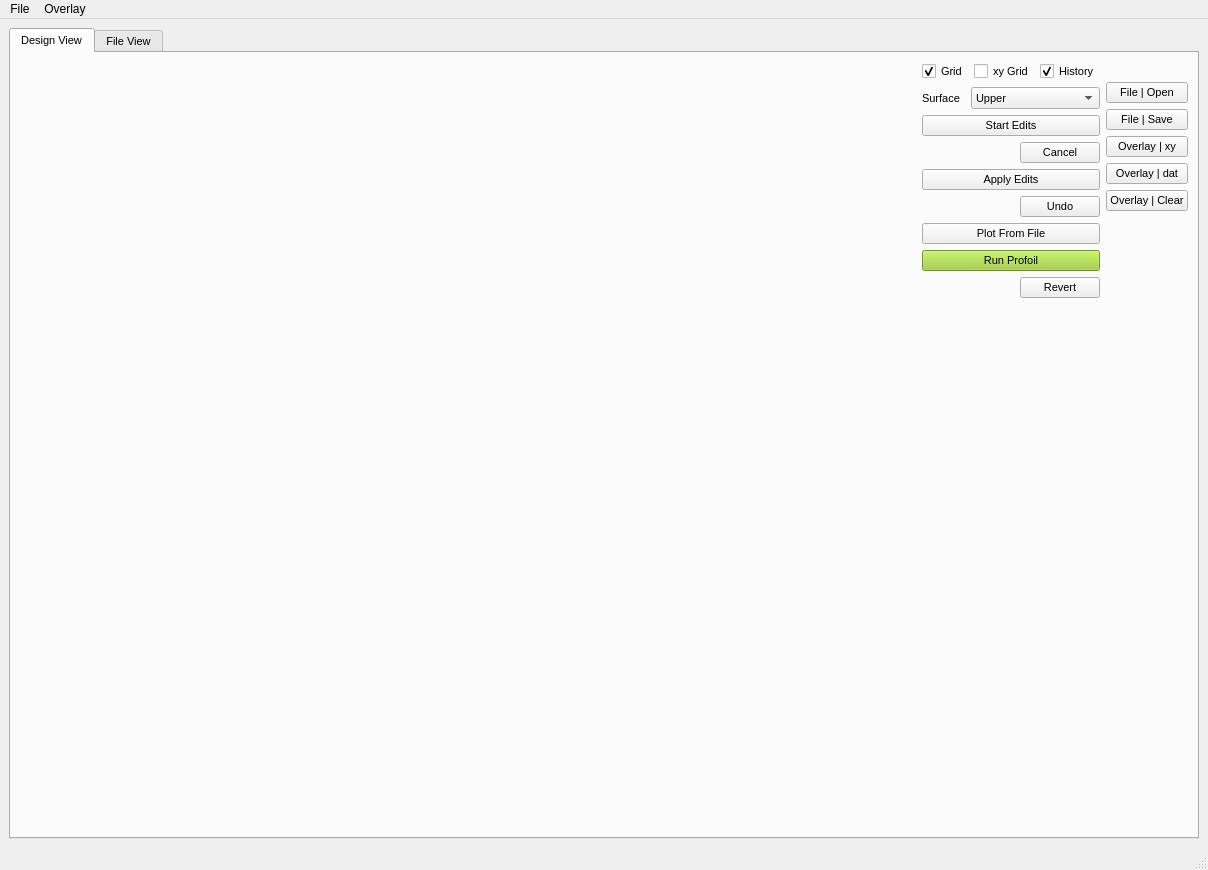
Before: the Qt Designer form GUI.ui in kjayawar/PROFOIL-UI, drawn with Qt 5.
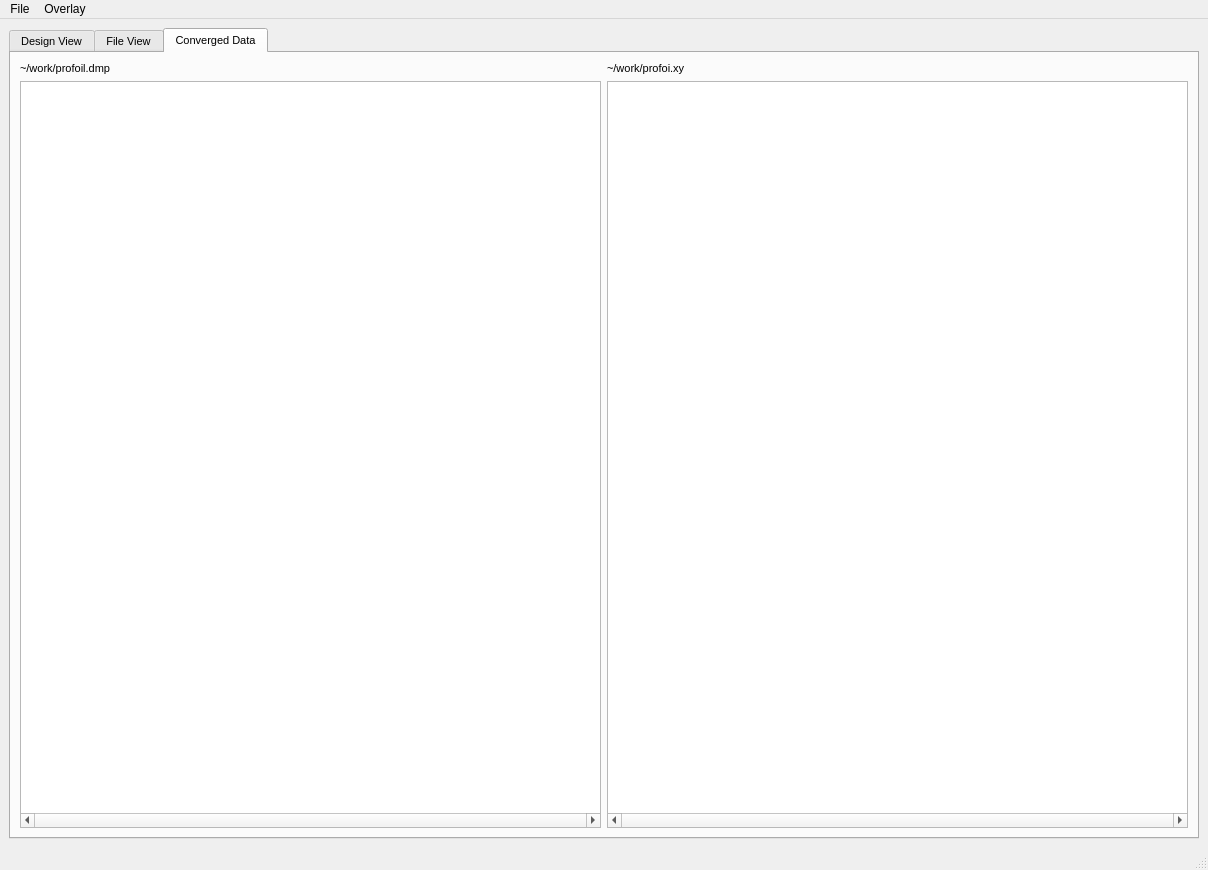
After: the same form once the commit is applied.

Commit message: drag&drop

```diff
--- a/GUI.ui
+++ b/GUI.ui
@@ -29,7 +29,7 @@
        </font>
       </property>
       <property name="currentIndex">
-       <number>0</number>
+       <number>2</number>
       </property>
       <widget class="QWidget" name="widget">
        <attribute name="title">
@@ -356,7 +356,7 @@
         </item>
        </layout>
       </widget>
-      <widget class="QWidget" name="widget">
+      <widget class="QWidget" name="FileView">
        <attribute name="title">
         <string>File View</string>
        </attribute>
@@ -442,6 +442,57 @@
         </item>
        </layout>
       </widget>
+      <widget class="QWidget" name="ConvergedView">
+       <attribute name="title">
+        <string>Converged Data</string>
+       </attribute>
+       <layout class="QGridLayout" name="gridLayout_2">
+        <item row="1" column="2">
+         <widget class="QLabel" name="label_5">
+          <property name="text">
+           <string>~/work/profoi.xy</string>
+          </property>
+         </widget>
+        </item>
+        <item row="2" column="1">
+         <widget class="QPlainTextEdit" name="plainTextEdit_profoil_dmp">
+          <property name="font">
+           <font>
+            <family>Courier</family>
+           </font>
+          </property>
+          <property name="horizontalScrollBarPolicy">
+           <enum>Qt::ScrollBarAlwaysOn</enum>
+          </property>
+          <property name="readOnly">
+           <bool>true</bool>
+          </property>
+         </widget>
+        </item>
+        <item row="2" column="2">
+         <widget class="QPlainTextEdit" name="plainTextEdit_profoil_xy">
+          <property name="font">
+           <font>
+            <family>Courier</family>
+           </font>
+          </property>
+          <property name="horizontalScrollBarPolicy">
+           <enum>Qt::ScrollBarAlwaysOn</enum>
+          </property>
+          <property name="readOnly">
+           <bool>true</bool>
+          </property>
+         </widget>
+        </item>
+        <item row="1" column="1">
+         <widget class="QLabel" name="label_3">
+          <property name="text">
+           <string>~/work/profoil.dmp</string>
+          </property>
+         </widget>
+        </item>
+       </layout>
+      </widget>
      </widget>
     </item>
    </layout>
```
Left out of the diff: 2 changed lines with no effect on the pictures. The commit also changes 1 other file.
